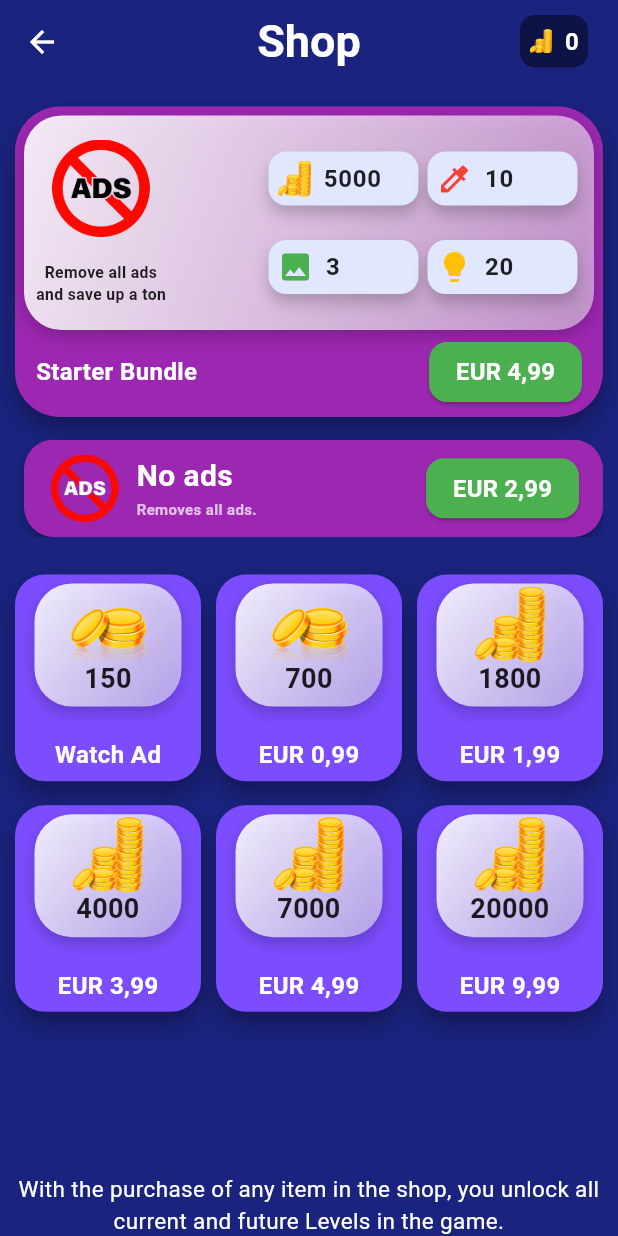
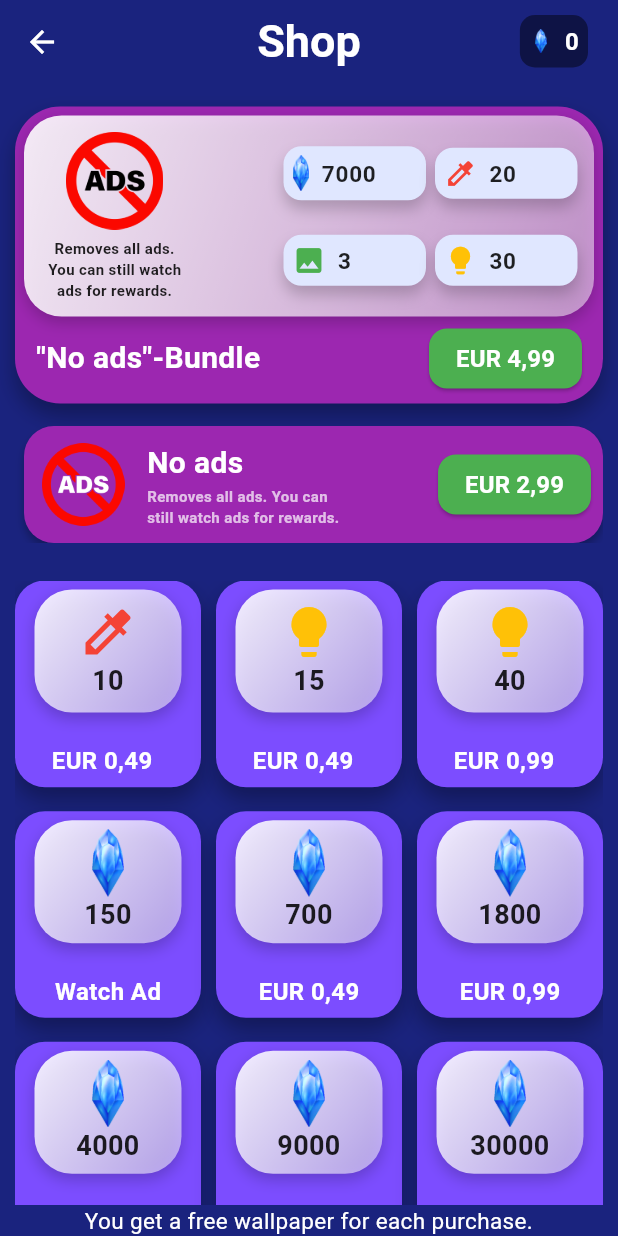
Before and after one commit to theokramer/logicalColors, a Flutter app: the ShopScreen screen opened by its route, on a phone screen of 412 x 824 dp. Run offline on Flutter 3.47's test engine with Material 3 defaults, Android fonts, the light colour scheme and no system bars; our stand-ins replace confetti, google_mobile_ads, shared_preferences, smooth_page_indicator; missing offline and left inert: dart:ffi; accounts and stored records are empty.

Commit message:
Update Monetarization

```diff
--- a/lib/hints_manager.dart
+++ b/lib/hints_manager.dart
@@ -8,7 +8,8 @@
   static Future<int> loadHints() async {
     try {
       SharedPreferences prefs = await SharedPreferences.getInstance();
-      return prefs.getInt(_hintsKey) ?? 1; // Standardwert 0, falls nicht gespeichert
+      return prefs.getInt(_hintsKey) ??
+          5; // Standardwert 0, falls nicht gespeichert
     } catch (e) {
       print('Error loading hints: $e');
       return 0; // Standardwert bei Fehler
@@ -36,7 +37,8 @@
   static Future<void> subtractHints(int amount) async {
     try {
       int currentHints = await loadHints();
-      await saveHints((currentHints - amount).clamp(0, double.infinity).toInt());
+      await saveHints(
+          (currentHints - amount).clamp(0, double.infinity).toInt());
     } catch (e) {
       print('Error subtracting hints: $e');
     }
@@ -50,7 +52,8 @@
   static Future<int> loadRems() async {
     try {
       SharedPreferences prefs = await SharedPreferences.getInstance();
-      return prefs.getInt(_remsKey) ?? 2; // Standardwert 0, falls nicht gespeichert
+      return prefs.getInt(_remsKey) ??
+          5; // Standardwert 0, falls nicht gespeichert
     } catch (e) {
       print('Error loading rems: $e');
       return 0; // Standardwert bei Fehler
@@ -85,12 +88,9 @@
   }
 }
 
-
-
-
 // Provider für Hints
 class HintsProvider extends ChangeNotifier {
-  int _hints = 2;
+  int _hints = 5;
 
   int get hints => _hints;
 
@@ -124,7 +124,7 @@
 
 // Provider für Rems
 class RemsProvider extends ChangeNotifier {
-  int _rems = 3;
+  int _rems = 5;
 
   int get rems => _rems;
 
--- a/lib/main.dart
+++ b/lib/main.dart
@@ -15,11 +15,17 @@
 void main() async {
   WidgetsFlutterBinding.ensureInitialized();
   await MobileAds.instance.initialize();
+
   int maxLevel = await loadWorldProgress(
       currentWorld); // Load progress for the current world
   tutorialActive = await loadTutorial();
   selectedLevel = maxLevel;
   runApp(MyApp(maxLevel: maxLevel));
+}
+
+int maxWorld() {
+  for (int i = worlds.length; i > 0; i--) {}
+  return 0;
 }
 
 Future<bool> loadTutorial() async {
--- a/lib/shop_screen.dart
+++ b/lib/shop_screen.dart
@@ -54,7 +54,7 @@
     int type = item['type'] as int;
     int value = int.parse(item['title'] as String);
     int costs = 0;
-    if (item['price'] == "Gratis" || type == 2) {
+    if (item['price'] == "Gratis" || type == 2 || type == 0 || type == 1) {
       costs = 0;
     } else {
       costs = int.parse(item['price'] as String);
@@ -70,21 +70,19 @@
       _loadRewardedAd();
     }
     if (type == 2 && item['price'] != "Watch Ad") {
-      addCoins(value);
       _showPurchaseDialog(
           context, 'Coins purchased', value, puzzle, false); // Zeige Pop-Up an
     }
-    if (type == 0 && await CoinManager.loadCoins() > costs) {
+    if (type == 0) {
       addHints(value);
-      subtractCoins(costs);
+
       _showPurchaseDialog(
-          context, 'Hints purchased', value, puzzle, true); // Zeige Pop-Up an
+          context, 'Hints purchased', value, puzzle, false); // Zeige Pop-Up an
     }
-    if (type == 1 && await CoinManager.loadCoins() > costs) {
+    if (type == 1) {
       addRems(value);
-      subtractCoins(costs);
       _showPurchaseDialog(context, 'Colorizer purchased', value, puzzle,
-          true); // Zeige Pop-Up an
+          false); // Zeige Pop-Up an
     }
   }
 
@@ -189,9 +187,12 @@
               SafeArea(
                 child: Text(
                   textAlign: TextAlign.center,
-                  worlds[1].unlocked
-                      ? ""
-                      : "With the purchase of any item in the shop, you unlock all current and future Levels in the game.",
+                  //worlds[1].unlocked
+                  // ? ""
+                  // : "With the purchase of any item in the shop, you unlock all current and future Levels in the game.",
+                  (boughtWallpapers.length < 14)
+                      ? "You get a free wallpaper for each purchase."
+                      : "",
                   style: const TextStyle(color: Colors.white, fontSize: 15),
                 ),
               )
@@ -210,7 +211,7 @@
       children: [
         SizedBox(
           height:
-              !puzzle.isWorldUnlocked(2) || !noAds ? 65 : 0, // Adjust as needed
+              !puzzle.isWorldUnlocked(2) || !noAds ? 78 : 0, // Adjust as needed
           child: PageView(
             controller: pageController,
             onPageChanged: (index) {
@@ -262,11 +263,10 @@
       PuzzleModel puzzle, bool ad) {
     final Random random = Random();
 
-    int newWallpaper = random.nextInt(12);
-    print(boughtWallpapers);
-    if (boughtWallpapers.length < 11) {
+    int newWallpaper = random.nextInt(14);
+    if (boughtWallpapers.length < 14) {
       while (boughtWallpapers.contains(newWallpaper)) {
-        newWallpaper = random.nextInt(12);
+        newWallpaper = random.nextInt(14);
       }
       if (!boughtWallpapers.contains(newWallpaper) && !ad) {
         boughtWallpapers.add(newWallpaper);
@@ -316,13 +316,13 @@
                 Row(
                   mainAxisAlignment: MainAxisAlignment.center,
                   children: [
-                    amount == 3
+                    title == "Hints purchased"
                         ? const Icon(
                             Icons.lightbulb,
                             size: 50,
                             color: Colors.amber,
                           )
-                        : amount == 5
+                        : title == "Colorizer purchased"
                             ? const Icon(Icons.colorize,
                                 size: 50, color: Colors.redAccent)
                             : Image.asset(
@@ -357,7 +357,7 @@
                 ),
                 ElevatedButton(
                   onPressed: () {
-                    addCoins(amount);
+                    if (title == "Coins purchased") addCoins(amount);
                     Navigator.of(context).pop();
                   },
                   style: ElevatedButton.styleFrom(
@@ -430,7 +430,7 @@
                         fontWeight: FontWeight.bold),
                   ),
                 ),*/
-                const SizedBox(height: 8),
+                const SizedBox(height: 3),
                 Row(
                   mainAxisAlignment: MainAxisAlignment.spaceBetween,
                   children: [
@@ -438,7 +438,7 @@
                     _buildItemsColumn(),
                   ],
                 ),
-                const SizedBox(height: 8),
+                const SizedBox(height: 3),
               ],
             ),
           ),
@@ -450,23 +450,26 @@
   }
 
   Widget _buildFeatureColumn() {
-    return Column(
+    return Padding(
+      padding: const EdgeInsets.only(left: 8.0),
+      child: Column(
         children: [
           Image.asset(
             "images/no_ads_black.png", // Ensure correct asset path
             height: 65, // Slightly larger image
           ),
-        const SizedBox(height: 16),
+          const SizedBox(height: 5),
           const Text(
-          "Remove all ads\nand save up a ton",
+            "Removes all ads.\nYou can still watch\nads for rewards.",
             textAlign: TextAlign.center,
             style: TextStyle(
-            fontSize: 10.5, // Larger font size
+              fontSize: 10, // Larger font size
               fontWeight: FontWeight.w600,
               color: Colors.black87, // Darker text color
             ),
           ),
         ],
+      ),
     );
   }
 
@@ -475,9 +478,9 @@
       children: [
         Row(
           children: [
-            _buildItem(Icons.monetization_on, '5000', Colors.black,
+            _buildItem(Icons.monetization_on, '7000', Colors.black,
                 "images/coins.png"),
-            _buildItem(Icons.colorize, '10', Colors.red, ""),
+            _buildItem(Icons.colorize, '20', Colors.red, ""),
           ],
         ),
         const SizedBox(height: 23), // Adjusted spacing
@@ -485,7 +488,7 @@
           mainAxisAlignment: MainAxisAlignment.spaceBetween,
           children: [
             _buildItem(Icons.image, '3', Colors.green, ""),
-            _buildItem(Icons.lightbulb, '20', Colors.amber, ""),
+            _buildItem(Icons.lightbulb, '30', Colors.amber, ""),
           ],
         ),
       ],
@@ -499,9 +502,9 @@
         const Padding(
           padding: EdgeInsets.only(left: 8.0),
           child: Text(
-            'Starter Bundle',
+            '"No ads"-Bundle',
             style: TextStyle(
-              fontSize: 16.0, // Larger font size
+              fontSize: 20.0, // Larger font size
               fontWeight: FontWeight.bold,
               color: Colors.white,
             ),
@@ -542,7 +545,7 @@
 
   Widget _buildItem(IconData icon, String text, Color color, String imagePath) {
     return Container(
-      width: 100, // Slightly wider container
+      width: 95, // Slightly wider container
       margin: const EdgeInsets.symmetric(horizontal: 3.0),
       padding: const EdgeInsets.all(6.0),
       decoration: BoxDecoration(
@@ -562,7 +565,7 @@
           imagePath == ""
               ? Icon(
                   icon,
-                  size: 24, // Larger icon size
+                  size: 22, // Larger icon size
                   color: color, // Updated icon color
                 )
               : Image.asset(
@@ -575,7 +578,7 @@
           Text(
             text,
             style: const TextStyle(
-              fontSize: 16, // Larger font size
+              fontSize: 15, // Larger font size
               fontWeight: FontWeight.bold,
               color: Colors.black87, // Darker text color
               letterSpacing: 0.5,
@@ -611,15 +614,15 @@
     final puzzle = Provider.of<PuzzleModel>(context);
     final items = [
       //{'title': '1', 'price': 'Gratis!', 'type': 0},
-      // {'title': '3', 'price': '200', 'type': 0},
-      // {'title': '10', 'price': '500', 'type': 0},
-      // {'title': '30', 'price': '1000', 'type': 0},
+      {'title': '10', 'price': 'EUR 0,49', 'type': 1},
+      {'title': '15', 'price': 'EUR 0,49', 'type': 0},
+      {'title': '40', 'price': 'EUR 0,99', 'type': 0},
       {'title': '150', 'price': 'Watch Ad', 'type': 2},
-      {'title': '700', 'price': 'EUR 0,99', 'type': 2},
-      {'title': '1800', 'price': 'EUR 1,99', 'type': 2},
-      {'title': '4000', 'price': 'EUR 3,99', 'type': 2},
-      {'title': '7000', 'price': 'EUR 4,99', 'type': 2},
-      {'title': '20000', 'price': 'EUR 9,99', 'type': 2},
+      {'title': '700', 'price': 'EUR 0,49', 'type': 2},
+      {'title': '1800', 'price': 'EUR 0,99', 'type': 2},
+      {'title': '4000', 'price': 'EUR 1,99', 'type': 2},
+      {'title': '9000', 'price': 'EUR 3,99', 'type': 2},
+      {'title': '30000', 'price': 'EUR 7,99', 'type': 2},
     ];
 
     return GridView.builder(
@@ -692,7 +695,7 @@
                           ? const Icon(
                               Icons.lightbulb,
                               size: 40,
-                              color: Colors.black,
+                              color: Colors.amber,
                             )
                           : type == 1
                               ? const Icon(
@@ -735,13 +738,13 @@
                           width: 8,
                         )
                       : const SizedBox(),
-                  (type == 0 || type == 1) && price != 'Gratis!'
+                  /*(type == 0 || type == 1) && price != 'Gratis!'
                       ? Image.asset(
                           title == '150' || title == '700'
                               ? "images/coins_less.png"
                               : "images/coins.png",
                           height: 15)
-                      : const SizedBox(),
+                      : const SizedBox(),*/
                 ],
               ),
             ],
@@ -756,7 +759,7 @@
               mainAxisAlignment: MainAxisAlignment.start,
               children: [
                 Padding(
-                  padding: const EdgeInsets.only(top: 8.0),
+                  padding: const EdgeInsets.only(top: 12.0),
                   child: Row(
                     mainAxisAlignment: MainAxisAlignment.center,
                     children: [
@@ -766,10 +769,10 @@
                             child: SizedBox(
                                 width: 50,
                                 height:
-                                    title == '150' || title == '700' ? 80 : 50,
+                                    title == '150' || title == '700' ? 45 : 45,
                                 child: Image.asset(
                                     title == '150' || title == '700'
-                                        ? "images/coins_less.png"
+                                        ? "images/coins.png"
                                         : "images/coins.png",
                                     height: 100)),
                           ),
@@ -878,7 +881,7 @@
 
   Widget _buildNoAdsBundleSection(PuzzleModel puzzle) {
     return Container(
-      padding: const EdgeInsets.only(left: 10.0, top: 10, bottom: 10),
+      padding: const EdgeInsets.only(left: 10.0),
       decoration: BoxDecoration(
         color: Colors.purple,
         borderRadius: BorderRadius.circular(20.0),
@@ -890,19 +893,22 @@
           ),
         ],
       ),
-      child: Row(
+      child: Column(
+        mainAxisAlignment: MainAxisAlignment.center,
+        children: [
+          Row(
             mainAxisAlignment: MainAxisAlignment.center,
             children: [
               Padding(
-            padding: const EdgeInsets.only(left: 8),
+                padding: const EdgeInsets.only(left: 2),
                 child: Row(
                   children: [
                     Image.asset(
                       "images/no_ads.png", // Ensure correct asset path
-                  height: 60, // Slightly larger image
+                      height: 55, // Slightly larger image
                     ),
                     const SizedBox(
-                  width: 12,
+                      width: 15,
                     ),
                     const Column(
                       crossAxisAlignment: CrossAxisAlignment.start,
@@ -916,7 +922,7 @@
                           ),
                         ),
                         Text(
-                      'Removes all ads.',
+                          'Removes all ads. You can\nstill watch ads for rewards.',
                           style: TextStyle(
                             fontSize: 10,
                             fontWeight: FontWeight.bold,
@@ -930,7 +936,7 @@
               ),
               const Spacer(),
               Padding(
-            padding: const EdgeInsets.only(right: 16.0),
+                padding: const EdgeInsets.only(right: 8.0),
                 child: ElevatedButton(
                   onPressed: () {
                     puzzle.saveNoAds(true);
@@ -944,9 +950,11 @@
                   style: ElevatedButton.styleFrom(
                     padding:
                         const EdgeInsets.symmetric(horizontal: 18, vertical: 4),
-                backgroundColor: Colors.green[500], // Button background color
+                    backgroundColor:
+                        Colors.green[500], // Button background color
                     shape: RoundedRectangleBorder(
-                  borderRadius: BorderRadius.circular(12.0), // Rounded corners
+                      borderRadius:
+                          BorderRadius.circular(12.0), // Rounded corners
                     ),
                   ),
                   child: const Text(
@@ -961,6 +969,8 @@
               ),
             ],
           ),
+        ],
+      ),
     );
   }
 }
```
Also changed, not shown: lib/action_Button.dart (+4 -3 lines), lib/puzzle_model.dart (+4 -5 lines), lib/puzzle_screen.dart (+67 -41 lines), lib/wallpaper_selection.dart (+31 -34 lines), images/coins.png, images/coins2.png (added). Lines whose indentation alone changed are shown as unchanged.
